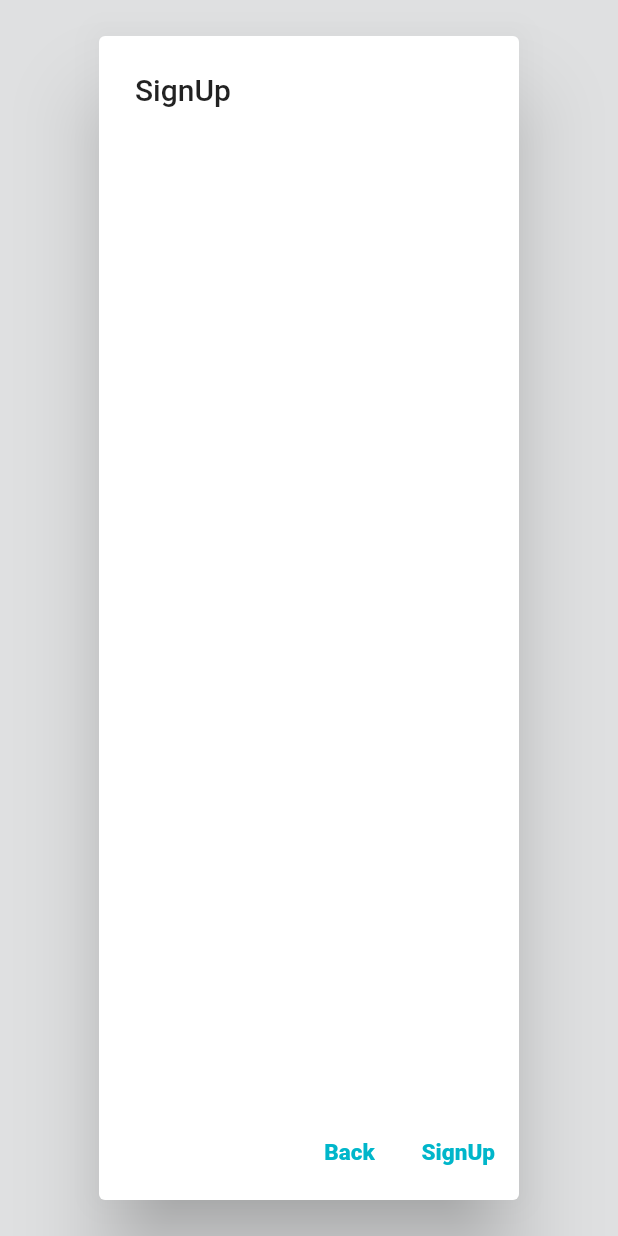
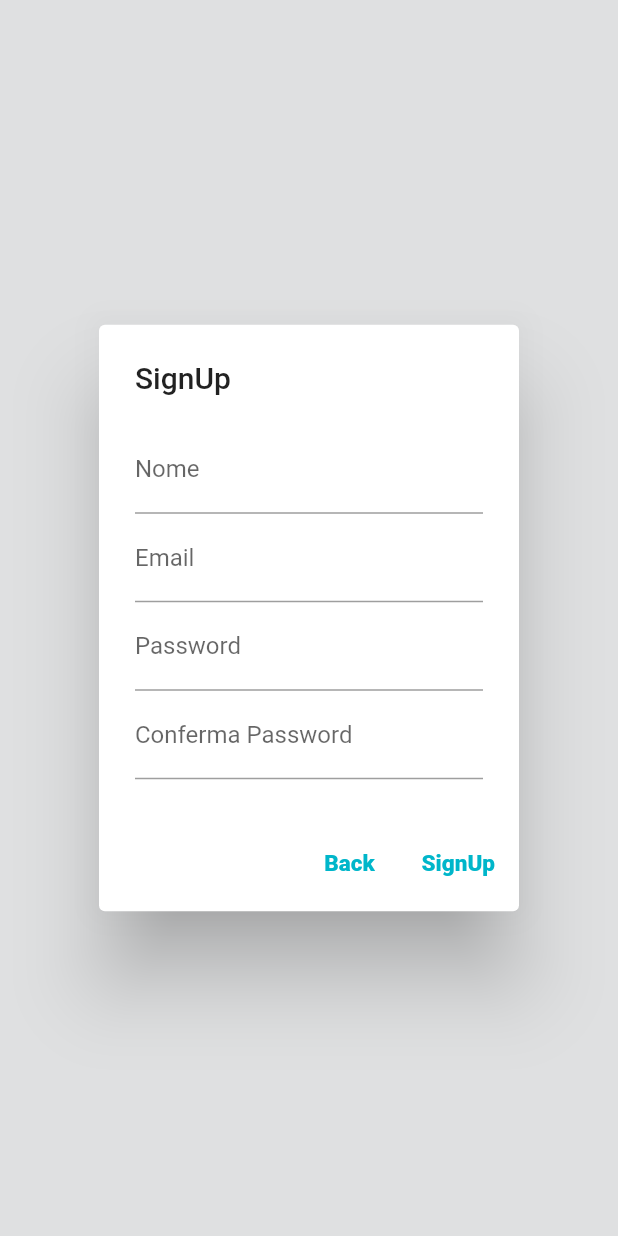
Before and after one commit to INDAPP/social_hackathon_umbria, a Flutter app: the Signup widget shown alone on an empty page, opened directly, after a tap on "SignUp", on a phone screen of 412 x 824 dp. Run offline on Flutter 3.47's test engine with Material 2 defaults, Android fonts, the phone set to English and light mode, and no system bars.

Commit message:
Signup text field

```diff
--- a/lib/home.dart
+++ b/lib/home.dart
@@ -67,7 +67,7 @@ class _HomeState extends State<Home> {
                   _email = value;
                 },
                 decoration: InputDecoration(
-                  labelText: "email",
+                  labelText: "Email",
                 ),
               ),
               TextFormField(
@@ -76,7 +76,7 @@ class _HomeState extends State<Home> {
                   _password = value;
                 },
                 decoration: InputDecoration(
-                  labelText: "password",
+                  labelText: "Password",
                 ),
                 obscureText: true,
               ),
--- a/lib/signup.dart
+++ b/lib/signup.dart
@@ -6,6 +6,12 @@ class Signup extends StatefulWidget {
 }
 
 class _SignupState extends State<Signup> {
+  GlobalKey<FormState> _formKey = GlobalKey();
+
+  String? _name;
+  String? _email;
+  String? _password;
+
   @override
   Widget build(BuildContext context) => AlertDialog(
         title: Text("SignUp"),
@@ -23,8 +29,83 @@ class _SignupState extends State<Signup> {
       );
 
   Widget _buildContent(BuildContext context) {
-    //TODO: inserire textfields per nome, email, password e conferma password
-    return Container();
+    return Container(
+      child: Form(
+        child: Column(
+          mainAxisSize: MainAxisSize.min,
+          children: [
+            TextFormField(
+              validator: _validateName,
+              onSaved: (value) {
+                _name = value;
+              },
+              decoration: InputDecoration(
+                labelText: "Nome",
+              ),
+            ),
+            TextFormField(
+              validator: _validateEmail,
+              onSaved: (value) {
+                _email = value;
+              },
+              decoration: InputDecoration(
+                labelText: "Email",
+              ),
+            ),
+            TextFormField(
+              validator: _validatePassword,
+              onSaved: (value) {
+                _password = value;
+              },
+              onChanged: (value) {
+                _password = value;
+              },
+              decoration: InputDecoration(
+                labelText: "Password",
+              ),
+              obscureText: true,
+            ),
+            TextFormField(
+              validator: _validateConfirmPassword,
+              decoration: InputDecoration(
+                labelText: "Conferma Password",
+              ),
+              obscureText: true,
+            ),
+          ],
+        ),
+      ),
+    );
+  }
+
+  String? _validateName([String? name]) {
+    final length = name?.length ?? 0;
+    if (length > 3)
+      return null;
+    else
+      return "Inserire almeno 3 caratteri";
+  }
+
+  String? _validateEmail([String? email]) {
+    if (email?.contains("@") == true)
+      return null;
+    else
+      return "Inserire un'email valida";
+  }
+
+  String? _validatePassword([String? password]) {
+    final length = password?.length ?? 0;
+    if (length > 6)
+      return null;
+    else
+      return "Inserire almeno 6 caratteri";
+  }
+
+  String? _validateConfirmPassword([String? confirmPassword]) {
+    if (_password == confirmPassword)
+      return null;
+    else
+      return "Le password non corrispondono";
   }
 
   void _dismiss() {
@@ -32,6 +113,17 @@ class _SignupState extends State<Signup> {
   }
 
   void _signup() {
-    //TODO: validazione e salvataggio form
+    final validated = _formKey.currentState?.validate() ?? false;
+    if (validated) {
+      _formKey.currentState?.save();
+      final name = _name;
+      final email = _email;
+      final password = _password;
+
+      print(name);
+      print(email);
+      print(password);
+      //TODO: eseguire il login
+    }
   }
 }
```
